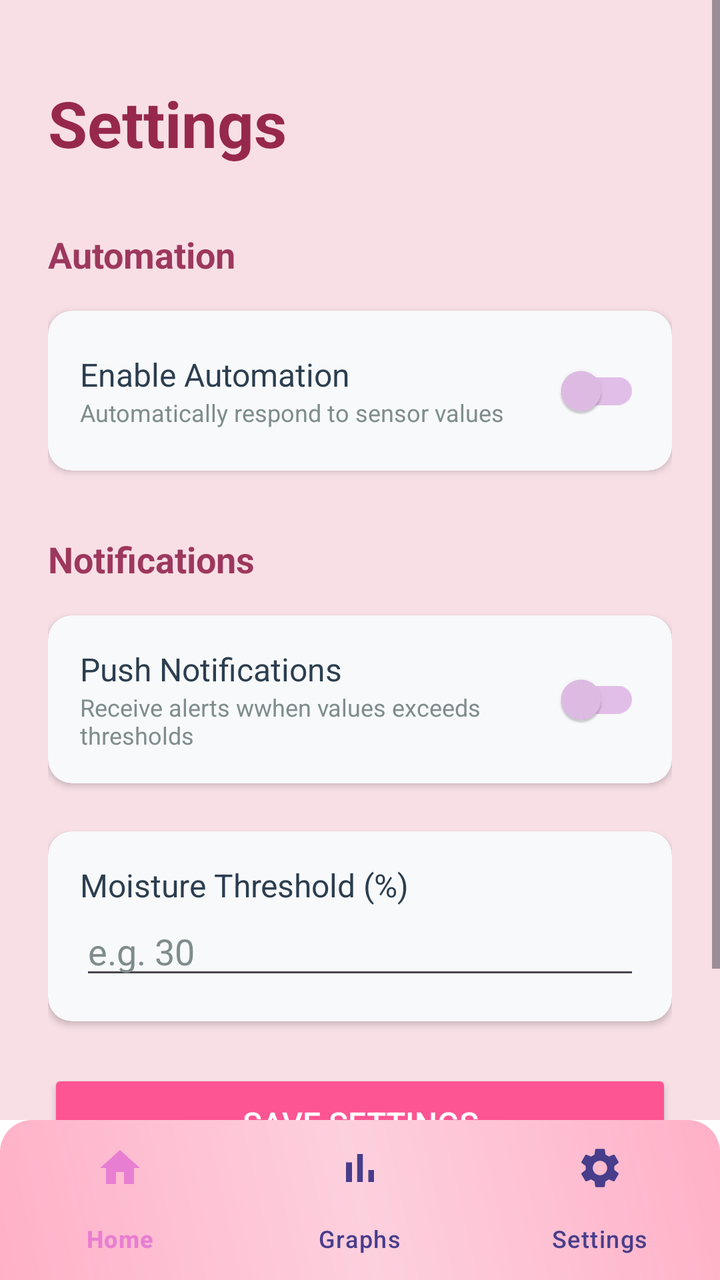
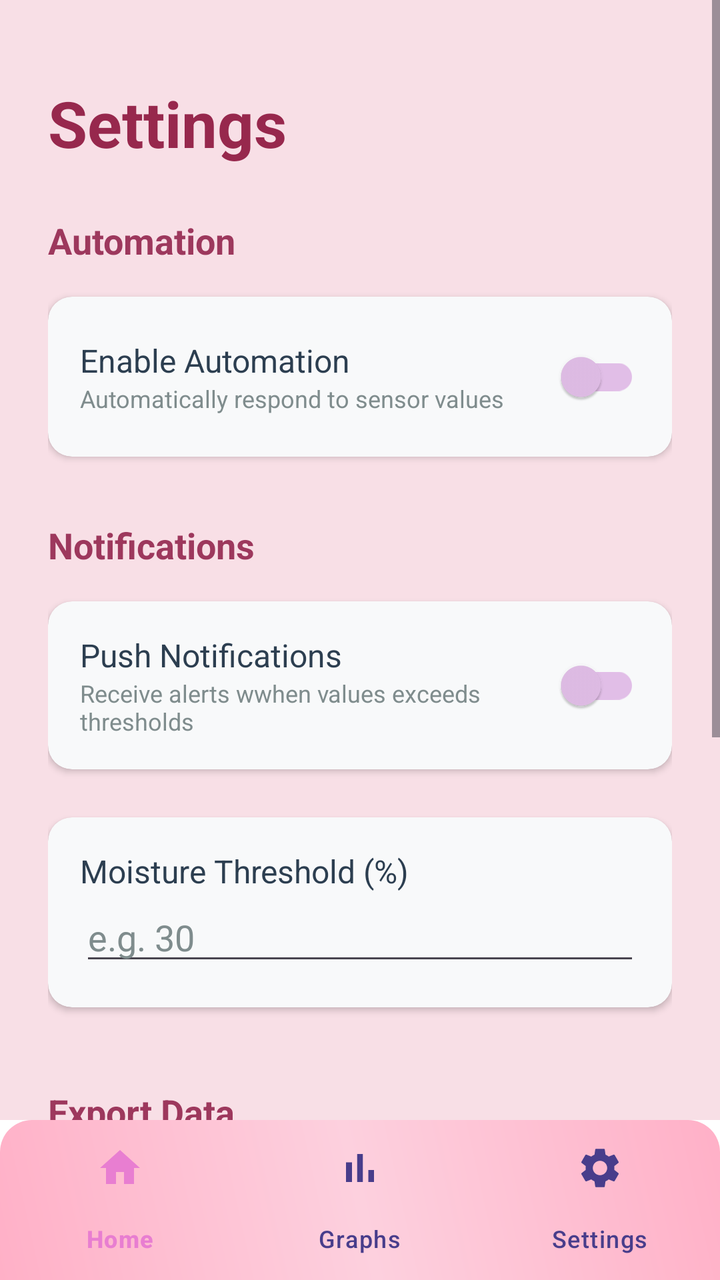

Before-and-after screenshots of an Android layout around one commit, followed by the original layout XML and the change that was made.
<!-- AndroidManifest.xml: application theme Theme.Example2 -->
<!-- res/layout/activity_settings.xml -->
<?xml version="1.0" encoding="utf-8"?>
<LinearLayout
    xmlns:android="http://schemas.android.com/apk/res/android"
    xmlns:app="http://schemas.android.com/apk/res-auto"
    android:layout_width="match_parent"
    android:layout_height="match_parent"
    android:orientation="vertical"
    android:background="#FFFFFF">

    <ScrollView
        android:layout_width="match_parent"
        android:layout_height="0dp"
        android:layout_weight="1"
        android:fillViewport="true">


    
    <LinearLayout
        android:layout_width="match_parent"
        android:layout_height="0dp"
        android:layout_weight="1"
        android:orientation="vertical"
        android:padding="24dp"
        android:background="#F8DFE6">

        <TextView
            android:layout_width="wrap_content"
            android:layout_height="wrap_content"
            android:text="Settings"
            android:textSize="32sp"
            android:textColor="#97284D"
            android:paddingTop="16dp"
            android:textStyle="bold"
            android:layout_marginBottom="32dp"/>

        <TextView
            android:layout_width="wrap_content"
            android:layout_height="wrap_content"
            android:text="Automation"
            android:textSize="18sp"
            android:textStyle="bold"
            android:textColor="#9D385D"
            android:layout_marginBottom="16dp"/>

        
        <androidx.cardview.widget.CardView
            android:layout_width="match_parent"
            android:layout_height="wrap_content"
            android:layout_marginBottom="16dp"
            app:cardCornerRadius="12dp"
            app:cardElevation="2dp"
            app:cardBackgroundColor="#F8F9FA">

            <LinearLayout
                android:layout_width="match_parent"
                android:layout_height="wrap_content"
                android:orientation="horizontal"
                android:padding="16dp"
                android:gravity="center_vertical">

                <LinearLayout
                    android:layout_width="0dp"
                    android:layout_height="wrap_content"
                    android:layout_weight="1"
                    android:orientation="vertical">

                    <TextView
                        android:layout_width="wrap_content"
                        android:layout_height="wrap_content"
                        android:text="Enable Automation"
                        android:textSize="16sp"
                        android:textColor="#2C3E50"/>
                    <TextView
                        android:layout_width="wrap_content"
                        android:layout_height="wrap_content"
                        android:text="Automatically respond to sensor values"
                        android:textSize="12sp"
                        android:textColor="#7F8C8D"/>

                </LinearLayout>
                <com.google.android.material.switchmaterial.SwitchMaterial
                    android:id="@+id/switchAutomation"
                    android:layout_width="wrap_content"
                    android:layout_height="wrap_content"
                    app:thumbTint="@color/switch_thumb_color"
                    app:trackTint="@color/switch_track_color"/>

            </LinearLayout>
        </androidx.cardview.widget.CardView>

        

        <TextView
            android:layout_width="wrap_content"
            android:layout_height="wrap_content"
            android:text="Notifications"
            android:textSize="18sp"
            android:textColor="#9D385D"
            android:textStyle="bold"
            android:layout_marginBottom="16dp"
            android:layout_marginTop="16dp"/>

        
        <androidx.cardview.widget.CardView
            android:layout_width="match_parent"
            android:layout_height="wrap_content"
            android:layout_marginBottom="24dp"
            app:cardCornerRadius="12dp"
            app:cardElevation="2dp"
            app:cardBackgroundColor="#F8F9FA">

            <LinearLayout
                android:layout_width="match_parent"
                android:layout_height="wrap_content"
                android:orientation="horizontal"
                android:padding="16dp"
                android:gravity="center_vertical">

                <LinearLayout
                    android:layout_width="0dp"
                    android:layout_height="wrap_content"
                    android:layout_weight="1"
                    android:orientation="vertical">

                    <TextView
                        android:layout_width="wrap_content"
                        android:layout_height="wrap_content"
                        android:text="Push Notifications"
                        android:textSize="16sp"
                        android:textColor="#2C3E50"/>
                    <TextView
                        android:layout_width="wrap_content"
                        android:layout_height="wrap_content"
                        android:text="Receive alerts wwhen values exceeds thresholds"
                        android:textSize="12sp"
                        android:textColor="#7F8C8D"/>

    </LinearLayout>
        <com.google.android.material.switchmaterial.SwitchMaterial
            android:id="@+id/switchNotifications"
            android:layout_width="wrap_content"
            android:layout_height="wrap_content"
            app:thumbTint="@color/switch_thumb_color"
            app:trackTint="@color/switch_track_color"/>

            </LinearLayout>
        </androidx.cardview.widget.CardView>

        
        <androidx.cardview.widget.CardView
            android:layout_width="match_parent"
            android:layout_height="wrap_content"
            android:layout_marginBottom="24dp"
            app:cardCornerRadius="12dp"
            app:cardElevation="2dp"
            app:cardBackgroundColor="#F8F9FA">
            
            <LinearLayout
                android:layout_width="match_parent"
                android:layout_height="wrap_content"
                android:orientation="vertical"
                android:padding="16dp">

                <TextView
                    android:layout_width="wrap_content"
                    android:layout_height="wrap_content"
                    android:text="Moisture Threshold (%)"
                    android:textSize="16sp"
                    android:textColor="#2C3E50"/>

                <EditText
                    android:id="@+id/etThreshold"
                    android:layout_width="match_parent"
                    android:layout_height="wrap_content"
                    android:hint="e.g. 30"
                    android:inputType="number"
                    android:maxLength="3"
                    android:textColor="#2C3E50"
                    android:textColorHint="#7F8C8D"/>

                    
            </LinearLayout>
    </androidx.cardview.widget.CardView>

        

        <Button
            android:id="@+id/btnSaveSettings"
            android:layout_width="match_parent"
            android:layout_height="wrap_content"
            android:text="Save Settings"
            android:textSize="16sp"
            android:backgroundTint="#FD5493"
            android:textColor="#FFFFFF"
            android:padding="16dp"/>

        <TextView
            android:id="@+id/tvSettingStatus"
            android:layout_width="wrap_content"
            android:layout_height="wrap_content"
            android:layout_gravity="center_horizontal"
            android:layout_marginTop="16dp"
            android:text=""
            android:textSize="14sp"
            android:textColor="#27AE60"/>
    </LinearLayout>
    </ScrollView>

    <com.google.android.material.bottomnavigation.BottomNavigationView
        android:id="@+id/bottomNavigation"
        android:layout_width="match_parent"
        android:layout_height="wrap_content"
        android:background="@drawable/bg_bottom_nav"
        app:menu="@menu/bottom_nav_menu"
        app:itemIconTint="@color/nav_item_colour"
        app:itemTextColor="@color/nav_item_colour"
        app:labelVisibilityMode="labeled"/>

</LinearLayout>
<!-- resources referenced by this layout -->
<resources>
  <!-- drawable bg_bottom_nav (drawable) -->
  <?xml version="1.0" encoding="utf-8"?>
  <shape xmlns:android="http://schemas.android.com/apk/res/android">
      <gradient android:startColor="#FFB0C7"
          android:centerColor="#FDD0DE"
          android:endColor="#FFB0C7"
          android:angle="45"/>
          <corners android:topLeftRadius="16dp"
              android:topRightRadius="16dp"/>
  </shape>
  <style name="Theme.Example2" parent="Theme.Material3.DayNight.NoActionBar">
          
          <item name="colorPrimary">@color/purple_500</item>
          <item name="colorPrimaryVariant">@color/purple_700</item>
          <item name="colorOnPrimary">@color/white</item>
          
          <item name="colorSecondary">@color/teal_200</item>
          <item name="colorSecondaryVariant">@color/teal_700</item>
          <item name="colorOnSecondary">@color/black</item>
          
          <item name="android:statusBarColor">?attr/colorPrimaryVariant</item>
          
      </style>
  <color name="purple_500">#FF6200EE</color>
  <color name="purple_700">#FF3700B3</color>
  <color name="white">#FFFFFFFF</color>
  <color name="teal_200">#FF03DAC5</color>
  <color name="teal_700">#FF018786</color>
  <color name="black">#FF000000</color>
</resources>

<!-- the commit's change to res/layout/activity_settings.xml (unified diff, before → after) -->
@@ -31,7 +31,7 @@
             android:textColor="#97284D"
             android:paddingTop="16dp"
             android:textStyle="bold"
-            android:layout_marginBottom="32dp"/>
+            android:layout_marginBottom="25dp"/>
 
         <TextView
             android:layout_width="wrap_content"
@@ -182,6 +182,57 @@
             </LinearLayout>
     </androidx.cardview.widget.CardView>
 
+        <TextView
+            android:layout_width="wrap_content"
+            android:layout_height="wrap_content"
+            android:text="Export Data"
+            android:textSize="18sp"
+            android:textColor="#9D385D"
+            android:textStyle="bold"
+            android:layout_marginTop="16dp"
+            android:layout_marginBottom="16dp"/>
+
+        <androidx.cardview.widget.CardView
+            android:layout_width="match_parent"
+            android:layout_height="wrap_content"
+            android:layout_marginBottom="24dp"
+            app:cardCornerRadius="12dp"
+            app:cardElevation="2dp"
+            app:cardBackgroundColor="#F8F9FA">
+
+        <LinearLayout
+            android:layout_width="match_parent"
+            android:layout_height="wrap_content"
+            android:orientation="vertical"
+            android:padding="16dp">
+
+            <TextView
+                android:layout_width="wrap_content"
+                android:layout_height="wrap_content"
+                android:text="Export Readings"
+                android:textSize="16sp"
+                android:textColor="#2C3E50"/>
+
+            <TextView
+                android:layout_width="wrap_content"
+                android:layout_height="wrap_content"
+                android:text="Download the last 100 readings as a CSV file"
+                android:textSize="12sp"
+                android:textColor="#7F8C8D"
+                android:layout_marginBottom="12dp"/>
+
+            <Button
+                android:id="@+id/btnExportCSV"
+                android:layout_width="match_parent"
+                android:layout_height="wrap_content"
+                android:text="✨Export CSV✨"
+                android:backgroundTint="#FD6FA8"
+                android:textColor="#FFFFFF"
+                android:padding="12dp"/>
+
+        </LinearLayout>
+        </androidx.cardview.widget.CardView>
+
         
 
         <Button
@@ -203,6 +254,8 @@
             android:text=""
             android:textSize="14sp"
             android:textColor="#27AE60"/>
+
+
     </LinearLayout>
     </ScrollView>
 
